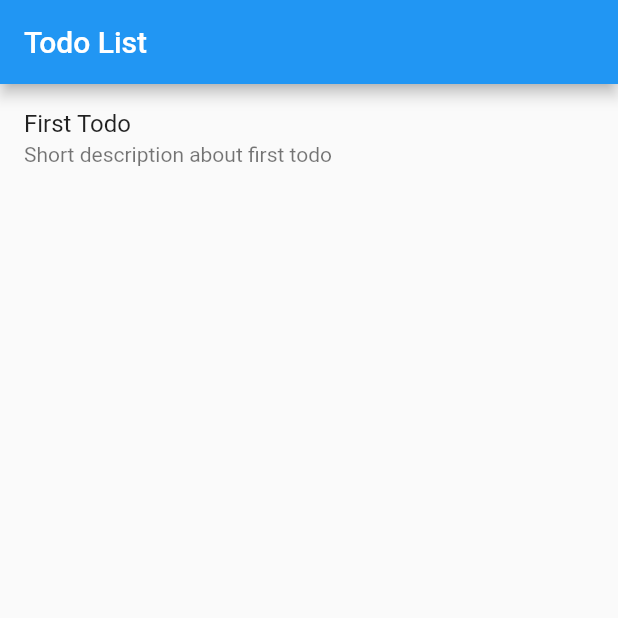
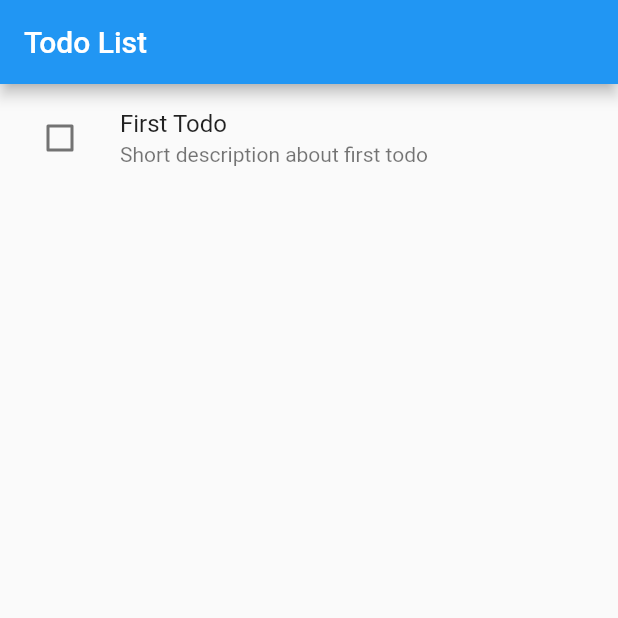
Before and after one commit to aaryadewa/flutter_workshop_simple_todo, a Flutter app: the screen it shows after launch, on a phone screen of 412 x 824 dp, the top half of it. Run offline on Flutter 3.47's test engine with Material 2 defaults, Android fonts, the phone set to English and light mode, and no system bars.

```diff
--- a/lib/view/page/todo_list_page.dart
+++ b/lib/view/page/todo_list_page.dart
@@ -12,6 +12,10 @@ class TodoListPage extends StatelessWidget {
       body: ListView(
         children: <Widget>[
           ListTile(
+            leading: Checkbox(
+              value: false,
+              onChanged: (newValue) => print('Todo checked: $newValue'),
+            ),
             title: Text('First Todo'),
             subtitle: Text('Short description about first todo'),
           )
```
